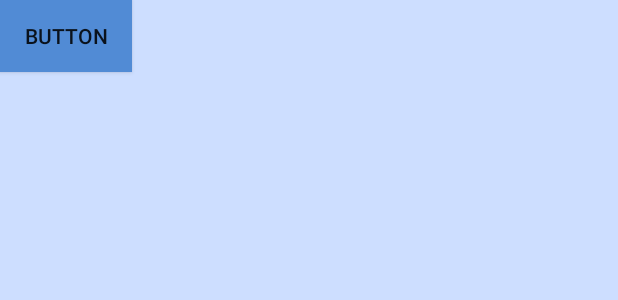
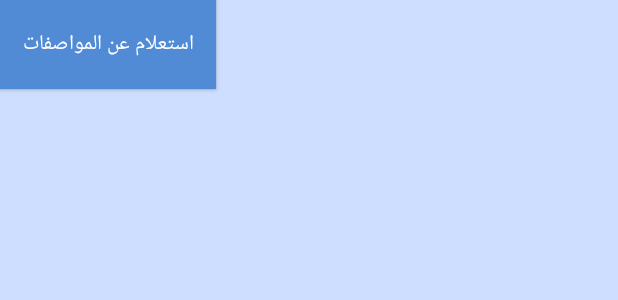
Before and after one commit to AhmadALbatih/Pcsilah, an Android app: the layout activity_main.xml on its own in the app's theme, with its tools: preview values and no code run, on a phone screen of 412 x 824 dp. Shown: the top 300 px of the screen. Run offline under Robolectric (Android 15) with nearby library versions, the phone set to English and light mode, and no system bars.

Commit message:
2 button

```diff
--- a/app/src/main/res/layout/activity_main.xml
+++ b/app/src/main/res/layout/activity_main.xml
@@ -8,12 +8,24 @@
     android:background="@color/backgrand">
 
     <Button
-        android:id="@+id/button"
-        android:layout_width="wrap_content"
-        android:layout_height="wrap_content"
-        android:text="Button"
+        android:id="@+id/buttont"
+        android:layout_width="144dp"
+        android:layout_height="59dp"
         android:background="@drawable/button_start"
-        tools:layout_editor_absoluteX="170dp"
-        tools:layout_editor_absoluteY="191dp"
-        tools:ignore="MissingConstraints" />
+        android:text="@string/tot"
+        android:textColor="@color/white"
+        tools:ignore="MissingConstraints"
+        tools:layout_editor_absoluteX="133dp"
+        tools:layout_editor_absoluteY="204dp" />
+
+    <Button
+        android:id="@+id/buttoninfo"
+        android:layout_width="144dp"
+        android:layout_height="59dp"
+        android:background="@drawable/button_start"
+        android:text="@string/ifo"
+        android:textColor="@color/white"
+        tools:ignore="MissingConstraints"
+        tools:layout_editor_absoluteX="133dp"
+        tools:layout_editor_absoluteY="287dp" />
 </androidx.constraintlayout.widget.ConstraintLayout>
```
